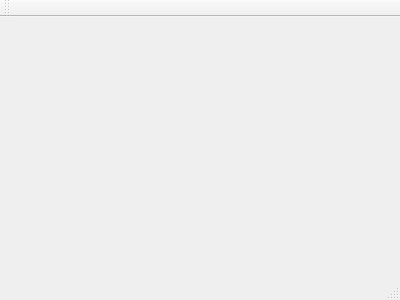
Old version of the form lab/dbapplication/mainwindow.ui in the repository muzw/DB_HW_Lab.
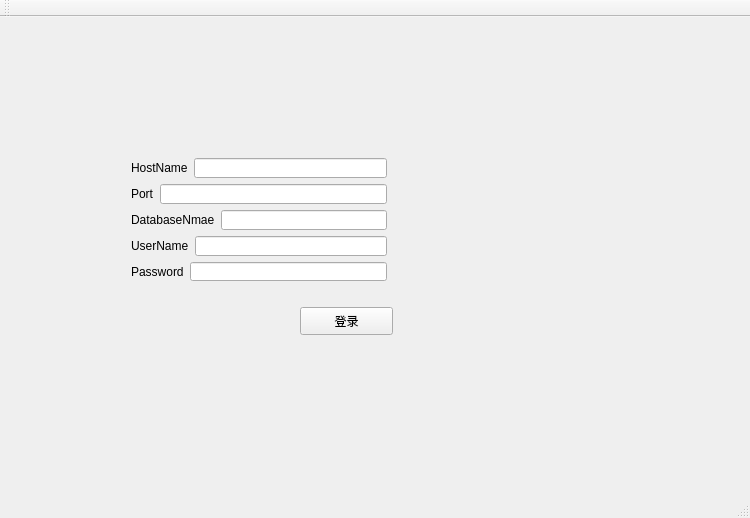
New version of the form.

Commit message: 完成登录功能

```diff
--- a/lab/dbapplication/mainwindow.ui
+++ b/lab/dbapplication/mainwindow.ui
@@ -1,24 +1,173 @@
 <ui version="4.0">
  <class>MainWindow</class>
- <widget class="QMainWindow" name="MainWindow" >
-  <property name="geometry" >
+ <widget class="QMainWindow" name="MainWindow">
+  <property name="geometry">
    <rect>
     <x>0</x>
     <y>0</y>
-    <width>400</width>
-    <height>300</height>
+    <width>750</width>
+    <height>518</height>
    </rect>
   </property>
   <property name="windowTitle" >
    <string>MainWindow</string>
   </property>
-  <widget class="QMenuBar" name="menuBar" />
-  <widget class="QToolBar" name="mainToolBar" />
-  <widget class="QWidget" name="centralWidget" />
-  <widget class="QStatusBar" name="statusBar" />
+  <widget class="QWidget" name="centralWidget">
+   <widget class="QPushButton" name="SignInBtn">
+    <property name="geometry">
+     <rect>
+      <x>300</x>
+      <y>290</y>
+      <width>93</width>
+      <height>28</height>
+     </rect>
+    </property>
+    <property name="text">
+     <string>登录</string>
+    </property>
+   </widget>
+   <widget class="QWidget" name="">
+    <property name="geometry">
+     <rect>
+      <x>120</x>
+      <y>130</y>
+      <width>278</width>
+      <height>145</height>
+     </rect>
+    </property>
+    <layout class="QVBoxLayout" name="verticalLayout">
+     <item>
+      <layout class="QHBoxLayout" name="horizontalLayout">
+       <item>
+        <widget class="QLabel" name="label">
+         <property name="text">
+          <string>HostName</string>
+         </property>
+        </widget>
+       </item>
+       <item>
+        <widget class="QLineEdit" name="HostName_LE">
+         <property name="clearButtonEnabled">
+          <bool>true</bool>
+         </property>
+        </widget>
+       </item>
+      </layout>
+     </item>
+     <item>
+      <layout class="QHBoxLayout" name="horizontalLayout_2">
+       <item>
+        <widget class="QLabel" name="label_2">
+         <property name="text">
+          <string>Port</string>
+         </property>
+        </widget>
+       </item>
+       <item>
+        <widget class="QLineEdit" name="Port_LE">
+         <property name="clearButtonEnabled">
+          <bool>true</bool>
+         </property>
+        </widget>
+       </item>
+      </layout>
+     </item>
+     <item>
+      <layout class="QHBoxLayout" name="horizontalLayout_3">
+       <item>
+        <widget class="QLabel" name="label_3">
+         <property name="text">
+          <string>DatabaseNmae</string>
+         </property>
+        </widget>
+       </item>
+       <item>
+        <widget class="QLineEdit" name="DatabaseName_LE">
+         <property name="clearButtonEnabled">
+          <bool>true</bool>
+         </property>
+        </widget>
+       </item>
+      </layout>
+     </item>
+     <item>
+      <layout class="QHBoxLayout" name="horizontalLayout_4">
+       <item>
+        <widget class="QLabel" name="label_4">
+         <property name="text">
+          <string>UserName</string>
+         </property>
+        </widget>
+       </item>
+       <item>
+        <widget class="QLineEdit" name="UserName_LE">
+         <property name="echoMode">
+          <enum>QLineEdit::Normal</enum>
+         </property>
+         <property name="clearButtonEnabled">
+          <bool>true</bool>
+         </property>
+        </widget>
+       </item>
+      </layout>
+     </item>
+     <item>
+      <layout class="QHBoxLayout" name="horizontalLayout_5">
+       <item>
+        <widget class="QLabel" name="label_5">
+         <property name="text">
+          <string>Password</string>
+         </property>
+        </widget>
+       </item>
+       <item>
+        <widget class="QLineEdit" name="Password_lE">
+         <property name="echoMode">
+          <enum>QLineEdit::Password</enum>
+         </property>
+         <property name="clearButtonEnabled">
+          <bool>true</bool>
+         </property>
+        </widget>
+       </item>
+      </layout>
+     </item>
+    </layout>
+   </widget>
+   <zorder>HostName_LE</zorder>
+   <zorder>Port_LE</zorder>
+   <zorder>DatabaseName_LE</zorder>
+   <zorder>UserName_LE</zorder>
+   <zorder>Password_lE</zorder>
+   <zorder>HostName_LE</zorder>
+   <zorder>label</zorder>
+   <zorder>label_2</zorder>
+   <zorder>label_3</zorder>
+   <zorder>label_4</zorder>
+   <zorder>label_5</zorder>
+   <zorder>SignInBtn</zorder>
+  </widget>
+  <widget class="QMenuBar" name="menuBar">
+   <property name="geometry">
+    <rect>
+     <x>0</x>
+     <y>0</y>
+     <width>750</width>
+     <height>26</height>
+    </rect>
+   </property>
+  </widget>
+  <widget class="QToolBar" name="mainToolBar">
+   <attribute name="toolBarArea">
+    <enum>TopToolBarArea</enum>
+   </attribute>
+   <attribute name="toolBarBreak">
+    <bool>false</bool>
+   </attribute>
+  </widget>
+  <widget class="QStatusBar" name="statusBar"/>
  </widget>
- <layoutDefault spacing="6" margin="11" />
- <pixmapfunction></pixmapfunction>
+ <layoutdefault spacing="6" margin="11"/>
  <resources/>
  <connections/>
 </ui>
```
Left out of the diff: 3 changed lines with no effect on the pictures. The commit also changes 18 other files.
